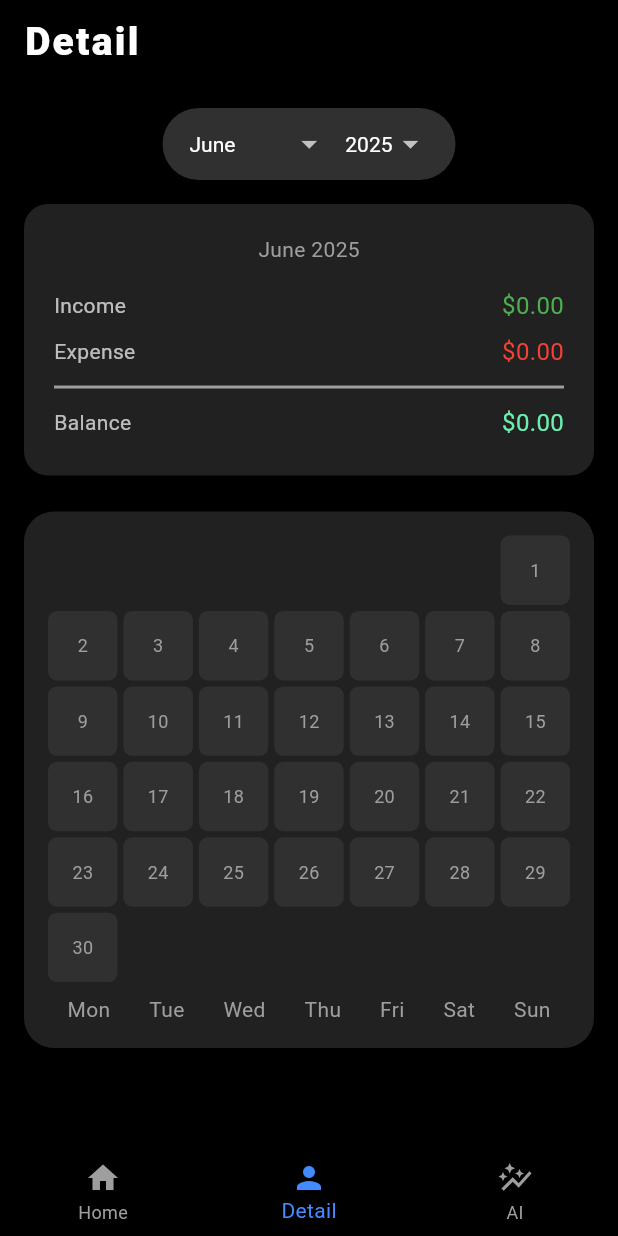
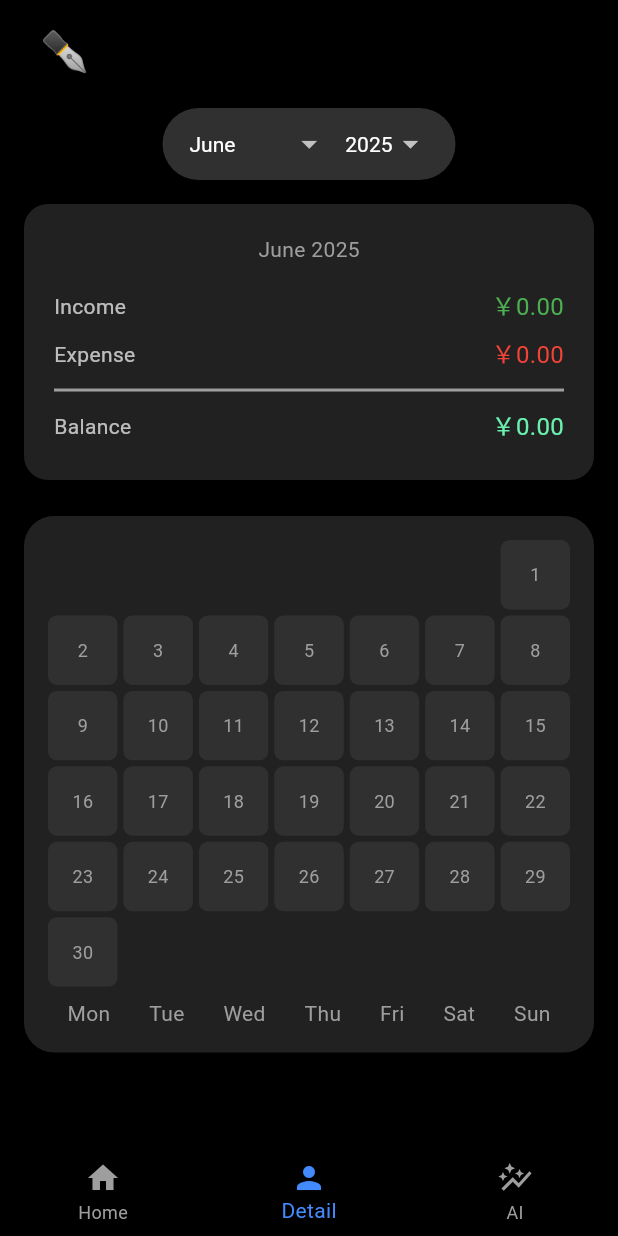
Before and after one commit to Gerard-Devlin/Saldo, a Flutter app: the screen it shows after launch, item 2 of the bottom bar chosen, on a phone screen of 412 x 824 dp. Run offline on Flutter 3.47's test engine with Material 3 defaults, Android fonts, the phone set to English and light mode, and no system bars; our stand-ins replace shared_preferences, sqflite; accounts and stored records are empty; Roboto replaces fonts that are missing (cursive).

Commit message:
improved compatibility

```diff
--- a/lib/pages/me_page.dart
+++ b/lib/pages/me_page.dart
@@ -63,14 +63,17 @@ class _MePageState extends State<MePage> {
     return Scaffold(
       backgroundColor: Colors.black,
       appBar: AppBar(
-        title: const Text(
-          'Detail',
+        title: const Padding(
+          padding: EdgeInsets.only(left: 10, top: 13),
+          child: Text(
+            "✒️",
             style: TextStyle(
               fontSize: 26,
               fontWeight: FontWeight.w800,
               letterSpacing: 1.5,
               fontFamily: 'cursive',
               color: Colors.white,
+            ),
           ),
         ),
         backgroundColor: Colors.black,
@@ -251,7 +254,7 @@ class _MePageState extends State<MePage> {
             style: const TextStyle(color: Colors.white70, fontSize: 14),
           ),
           Text(
-            '\$${amount.toStringAsFixed(2)}',
+            '\￥${amount.toStringAsFixed(2)}',
             style: TextStyle(color: color, fontSize: 16),
           ),
         ],
```
Also changed, not shown: 1 other file. Lines whose indentation alone changed are shown as unchanged.
